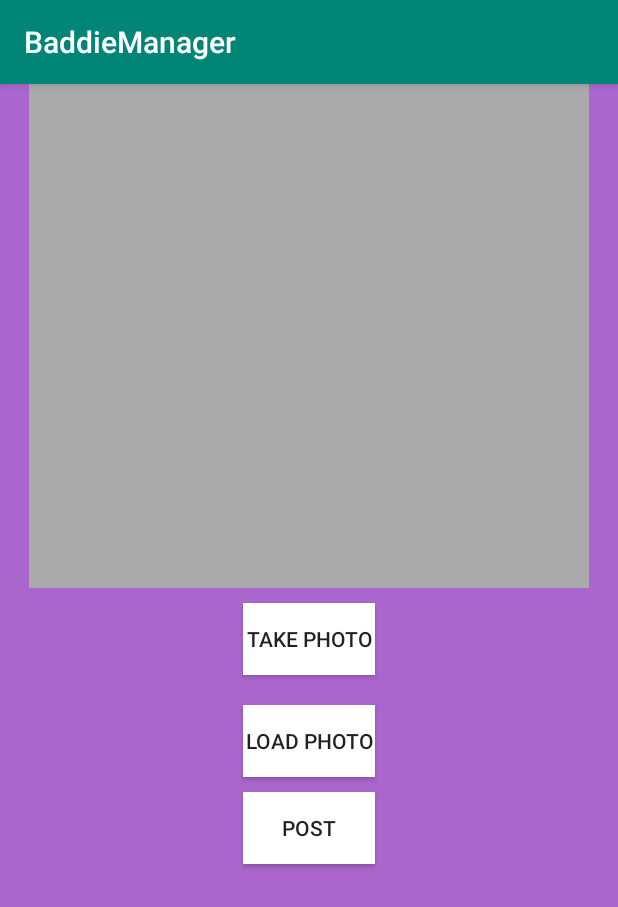
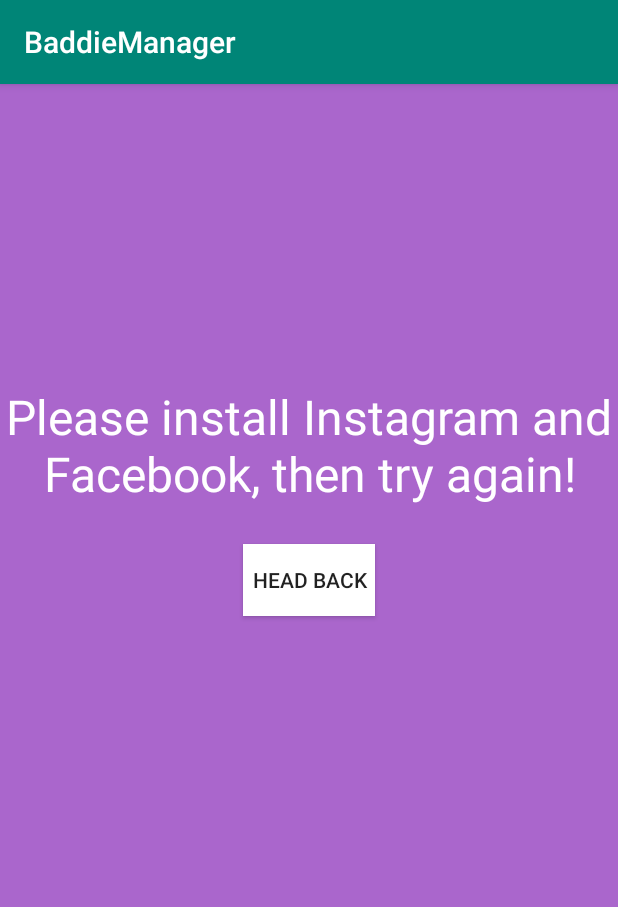
Before and after one commit to perryhealy/BaddieManager, an Android app: the screen it shows after launch (MainActivity), after a tap on "VERIFY AND BEGIN!", on a phone screen of 412 x 824 dp. Shown: the top 907 px of the screen. Run offline under Robolectric (Android 15) with nearby library versions, the phone set to English and light mode, and no system bars.

Commit message:
checks that insta and fb exist

```diff
--- a/app/src/main/java/com/example/baddiemanager/MainActivity.java
+++ b/app/src/main/java/com/example/baddiemanager/MainActivity.java
@@ -1,8 +1,10 @@
 package com.example.baddiemanager;
 
 import android.Manifest;
+import android.content.ActivityNotFoundException;
 import android.content.ContentResolver;
 import android.content.Intent;
+import android.content.pm.ApplicationInfo;
 import android.content.pm.PackageManager;
 import android.graphics.Bitmap;
 import android.graphics.BitmapFactory;
@@ -11,6 +13,7 @@
 import android.provider.MediaStore;
 import android.support.v7.app.AppCompatActivity;
 import android.os.Bundle;
+import android.util.Log;
 import android.view.View;
 import android.widget.EditText;
 import android.widget.ImageView;
@@ -23,6 +26,7 @@
 import java.io.FileOutputStream;
 import java.io.IOException;
 import java.io.InputStream;
+import java.util.List;
 
 public class MainActivity extends AppCompatActivity {
 
@@ -52,11 +56,26 @@
 //        EditText passField = findViewById(R.id.pass);
 //        String password = passField.getText().toString();
 
-        photoPage(v);
+            // use try catch ActivityNotFoundException when running an activity to the apps
+        boolean igExists = doesPackageExist("com.instagram.android");
+        boolean fbExists = doesPackageExist("com.facebook.katana");
+
+        Log.v("IG", ""+igExists);
+        Log.v("FB", ""+fbExists);
+
+        if (!igExists || !fbExists) {
+            setContentView(R.layout.failure_page);
+        } else {
+            photoPage(v);
+        }
     }
 
     public void photoPage(View v) {
         setContentView(R.layout.photo_capture);
+    }
+
+    public void backToMain(View v) {
+        setContentView(R.layout.activity_main);
     }
 
     public void igPost(View v) throws IOException {
@@ -84,9 +103,12 @@
             intent.putExtra("interactive_asset_uri", sticky);
             intent.setFlags(Intent.FLAG_GRANT_READ_URI_PERMISSION);
 
-            startActivityForResult(intent, 2);
+            try {
+                startActivityForResult(intent, 2);
+            } catch (ActivityNotFoundException e) {
+                Toast.makeText(getApplicationContext(), "Please download Instagram!", Toast.LENGTH_SHORT).show();
+            }
             // JUMPS TO ONACTIVITYRESULT, THEN RUNS FBPOST
-
 
         }
 
@@ -100,9 +122,12 @@
         fbintent.setFlags(Intent.FLAG_GRANT_READ_URI_PERMISSION);
 
         if (fbintent.resolveActivity(getPackageManager()) != null) {
-            startActivityForResult(fbintent, 3);
+            try {
+                startActivityForResult(fbintent, 3);
+            } catch (ActivityNotFoundException e) {
+                Toast.makeText(getApplicationContext(), "Please download Facebook!", Toast.LENGTH_SHORT).show();
+            }
         }
-
 
         // STEP THREE:  SHOW THE FINAL PAGE MEANING SUCCESS
         setContentView(R.layout.post_page);
@@ -183,4 +208,17 @@
                 super.onRequestPermissionsResult(requestCode, permissions, grantResults);
         }
     }
+
+    public boolean doesPackageExist(String targetPackage){
+        List<ApplicationInfo> packages;
+        PackageManager pm;
+
+        pm = getPackageManager();
+        packages = pm.getInstalledApplications(0);
+        for (ApplicationInfo packageInfo : packages) {
+            if(packageInfo.packageName.equals(targetPackage))
+                return true;
+        }
+        return false;
+    }
 }
--- /dev/null
+++ b/app/src/main/res/layout/failure_page.xml
@@ -0,0 +1,34 @@
+<?xml version="1.0" encoding="utf-8"?>
+
+<!-- page for when insta or fb isn't installed -->
+
+<LinearLayout xmlns:android="http://schemas.android.com/apk/res/android"
+    android:layout_width="match_parent"
+    android:layout_height="match_parent"
+    android:layout_gravity="center"
+    android:background="@android:color/holo_purple"
+    android:orientation="vertical">
+
+    <TextView
+        android:layout_width="match_parent"
+        android:layout_height="wrap_content"
+        android:text="Please install Instagram and Facebook, then try again!"
+        android:layout_marginTop="200dp"
+        android:layout_marginBottom="25dp"
+        android:textSize="32dp"
+        android:textAlignment="center"
+        android:textColor="@android:color/white" />
+
+    <Button
+        android:id="@+id/back"
+        android:layout_width="wrap_content"
+        android:layout_height="wrap_content"
+        android:layout_gravity="center"
+        android:background="@android:color/white"
+        android:onClick="backToMain"
+        android:text="Head Back" />
+
+
+
+
+</LinearLayout>
```
